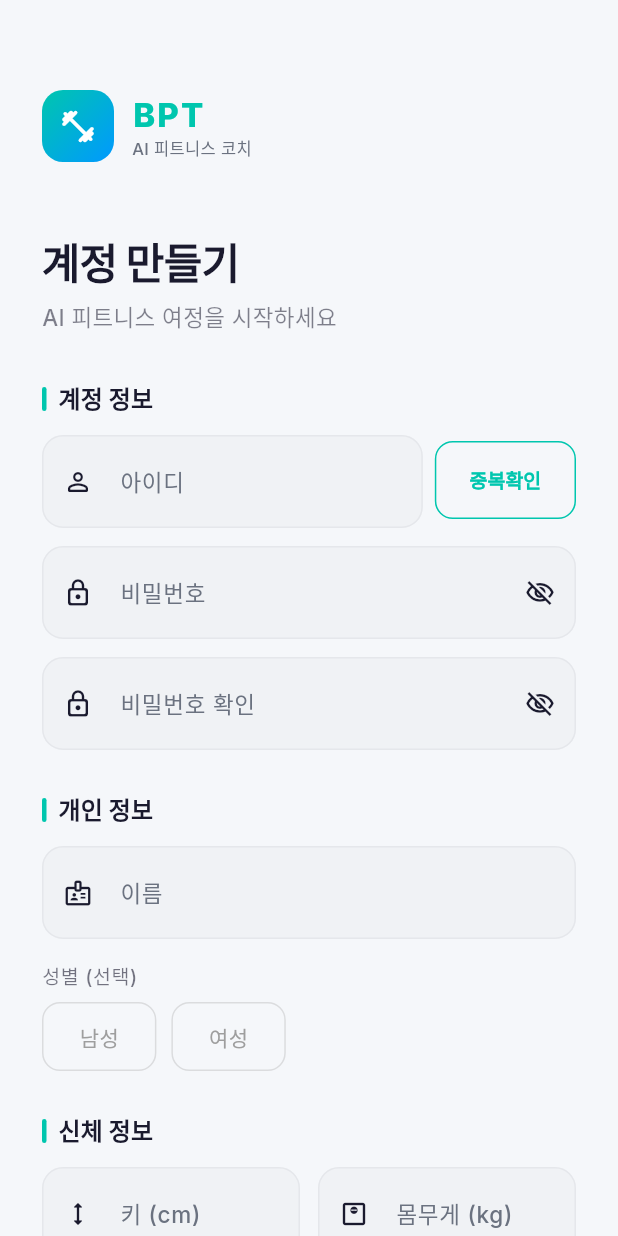
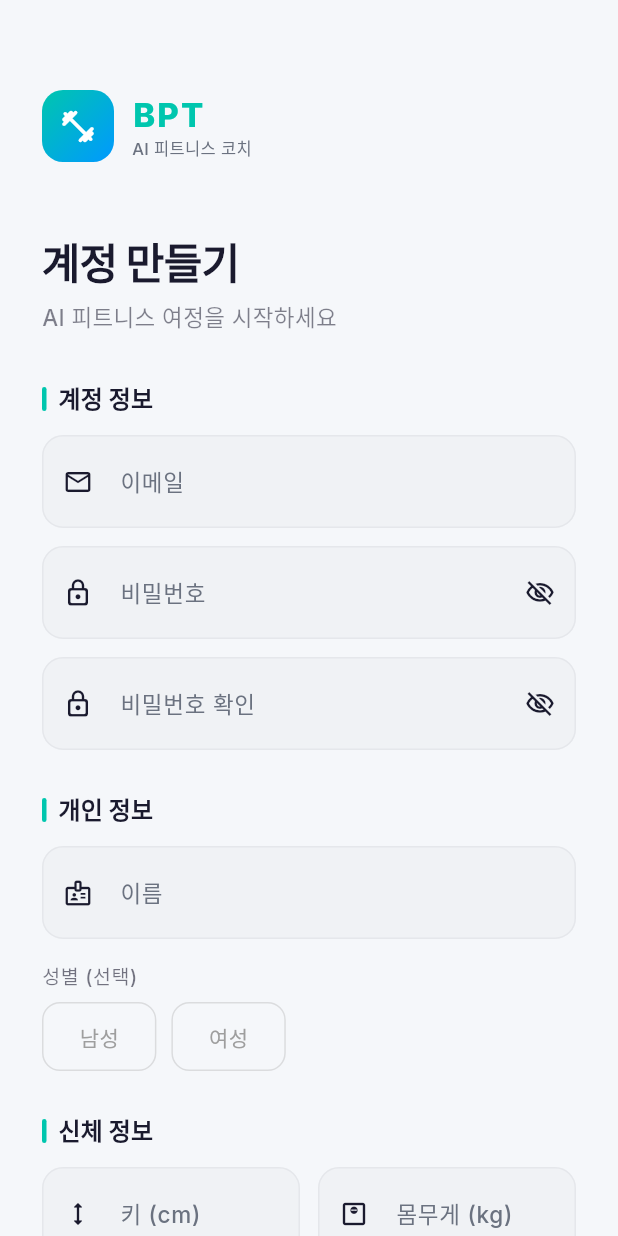
Before and after one commit to 06-month/BPT, a Flutter app: the screen it shows after launch, after a tap on "로그인", after a tap on "회원가입", on a phone screen of 412 x 824 dp. Run offline on Flutter 3.47's test engine with Material 3 defaults, Android fonts, the phone set to English and light mode, and no system bars; our stand-ins replace cloud_firestore, firebase_auth, firebase_core, fl_chart, flutter_riverpod, go_router and 3 more; accounts and stored records are empty.

Commit message:
feat: 파이어베이스 연동 및 로그인/회원가입 기능 구현 (초기화)

```diff
--- /dev/null
+++ b/bpt/devtools_options.yaml
@@ -0,0 +1,3 @@
+description: This file stores settings for Dart & Flutter DevTools.
+documentation: https://docs.flutter.dev/tools/devtools/extensions#configure-extension-enablement-states
+extensions:
--- a/bpt/lib/core/theme/app_theme.dart
+++ b/bpt/lib/core/theme/app_theme.dart
@@ -70,7 +70,7 @@ class AppTheme {
         ),
         iconTheme: const IconThemeData(size: 26),
       ),
-      cardTheme: CardTheme(
+      cardTheme: CardThemeData(
         color: card,
         elevation: 0,
         shape: RoundedRectangleBorder(borderRadius: BorderRadius.circular(16)),
@@ -149,7 +149,7 @@ class AppTheme {
         labelStyle: GoogleFonts.inter(fontSize: 14, color: textPrimary),
         shape: RoundedRectangleBorder(borderRadius: BorderRadius.circular(8)),
       ),
-      tabBarTheme: TabBarTheme(
+      tabBarTheme: TabBarThemeData(
         labelColor: AppColors.primary,
         unselectedLabelColor: textSecondary,
         indicatorColor: AppColors.primary,
--- a/bpt/lib/features/auth/screens/login_screen.dart
+++ b/bpt/lib/features/auth/screens/login_screen.dart
@@ -4,7 +4,6 @@ import 'package:flutter_riverpod/flutter_riverpod.dart';
 
 import '../../../core/i18n/locale_provider.dart';
 import '../../../core/theme/app_colors.dart';
-import '../../../services/local_storage_service.dart';
 import '../providers/auth_provider.dart';
 
 class LoginScreen extends ConsumerStatefulWidget {
@@ -20,13 +19,13 @@ class _LoginScreenState extends ConsumerState<LoginScreen>
   final _signUpFormKey = GlobalKey<FormState>();
 
   // Login
-  final _loginIdCtrl = TextEditingController();
+  final _loginEmailCtrl = TextEditingController();   // username → email
   final _loginPasswordCtrl = TextEditingController();
   bool _obscureLogin = true;
   bool _autoLogin = false;
 
   // Sign-up
-  final _usernameCtrl = TextEditingController();
+  final _emailCtrl = TextEditingController();         // username → email
   final _signUpPasswordCtrl = TextEditingController();
   final _confirmPasswordCtrl = TextEditingController();
   final _nameCtrl = TextEditingController();
@@ -35,11 +34,8 @@ class _LoginScreenState extends ConsumerState<LoginScreen>
 
   String? _selectedGender;
   String? _selectedGoal;
-  bool _idChecked = false;
-  bool _idAvailable = false;
   bool _obscurePassword = true;
   bool _obscureConfirm = true;
-  bool _isCheckingId = false;
 
   bool _isSignUp = false;
 
@@ -64,9 +60,9 @@ class _LoginScreenState extends ConsumerState<LoginScreen>
   @override
   void dispose() {
     _animCtrl.dispose();
-    _loginIdCtrl.dispose();
+    _loginEmailCtrl.dispose();
     _loginPasswordCtrl.dispose();
-    _usernameCtrl.dispose();
+    _emailCtrl.dispose();
     _signUpPasswordCtrl.dispose();
     _confirmPasswordCtrl.dispose();
     _nameCtrl.dispose();
@@ -81,7 +77,7 @@ class _LoginScreenState extends ConsumerState<LoginScreen>
       if (!(_signUpFormKey.currentState?.validate() ?? false)) return;
       if (_selectedGoal == null) return;
       await auth.signUp(
-        username: _usernameCtrl.text.trim(),
+        email: _emailCtrl.text.trim(),           // username → email
         password: _signUpPasswordCtrl.text.trim(),
         name: _nameCtrl.text.trim(),
         gender: _selectedGender,
@@ -92,27 +88,11 @@ class _LoginScreenState extends ConsumerState<LoginScreen>
     } else {
       if (!(_loginFormKey.currentState?.validate() ?? false)) return;
       await auth.login(
-        _loginIdCtrl.text.trim(),
+        _loginEmailCtrl.text.trim(),             // username → email
         _loginPasswordCtrl.text.trim(),
         rememberMe: _autoLogin,
       );
     }
-  }
-
-  Future<void> _checkDuplicate() async {
-    final username = _usernameCtrl.text.trim();
-    if (username.isEmpty) return;
-    setState(() => _isCheckingId = true);
-
-    final storage = ref.read(localStorageServiceProvider);
-    final existing = storage.loadUser();
-    final taken = existing != null && existing.username == username;
-
-    setState(() {
-      _isCheckingId = false;
-      _idChecked = true;
-      _idAvailable = !taken;
-    });
   }
 
   void _toggleMode() {
@@ -155,8 +135,7 @@ class _LoginScreenState extends ConsumerState<LoginScreen>
                     child: Text(
                       s.poweredBy,
                       style: theme.textTheme.bodySmall?.copyWith(
-                        color: theme.colorScheme.onSurface
-                            .withValues(alpha: 0.35),
+                        color: theme.colorScheme.onSurface.withValues(alpha: 0.35),
                       ),
                     ),
                   ),
@@ -178,11 +157,15 @@ class _LoginScreenState extends ConsumerState<LoginScreen>
         crossAxisAlignment: CrossAxisAlignment.start,
         children: [
           _buildField(
-            controller: _loginIdCtrl,
-            label: s.username,
-            icon: Icons.person_outline_rounded,
-            validator: (v) =>
-                v == null || v.isEmpty ? s.idRequired : null,
+            controller: _loginEmailCtrl,
+            label: s.email,                            // 라벨도 email로
+            icon: Icons.email_outlined,
+            keyboardType: TextInputType.emailAddress,
+            validator: (v) {
+              if (v == null || v.isEmpty) return s.idRequired;
+              if (!v.contains('@')) return s.invalidEmail; // 이메일 형식 체크
+              return null;
+            },
           ),
           const SizedBox(height: 16),
           _buildField(
@@ -197,11 +180,9 @@ class _LoginScreenState extends ConsumerState<LoginScreen>
                     : Icons.visibility_outlined,
                 size: 20,
               ),
-              onPressed: () =>
-                  setState(() => _obscureLogin = !_obscureLogin),
+              onPressed: () => setState(() => _obscureLogin = !_obscureLogin),
             ),
-            validator: (v) =>
-                v == null || v.length < 6 ? s.minSixChars : null,
+            validator: (v) => v == null || v.length < 6 ? s.minSixChars : null,
           ),
           const SizedBox(height: 4),
           Row(
@@ -211,8 +192,7 @@ class _LoginScreenState extends ConsumerState<LoginScreen>
                 height: 24,
                 child: Checkbox(
                   value: _autoLogin,
-                  onChanged: (v) =>
-                      setState(() => _autoLogin = v ?? false),
+                  onChanged: (v) => setState(() => _autoLogin = v ?? false),
                   activeColor: AppColors.primary,
                   shape: RoundedRectangleBorder(
                       borderRadius: BorderRadius.circular(4)),
@@ -221,8 +201,7 @@ class _LoginScreenState extends ConsumerState<LoginScreen>
               ),
               const SizedBox(width: 8),
               GestureDetector(
-                onTap: () =>
-                    setState(() => _autoLogin = !_autoLogin),
+                onTap: () => setState(() => _autoLogin = !_autoLogin),
                 child: Text(
                   s.locale == 'ko' ? '자동 로그인' : 'Remember me',
                   style: Theme.of(context).textTheme.bodySmall?.copyWith(
@@ -251,93 +230,21 @@ class _LoginScreenState extends ConsumerState<LoginScreen>
       child: Column(
         crossAxisAlignment: CrossAxisAlignment.start,
         children: [
-          // ─ 계정 정보 ────────────────────────────────────────────────────────
           _sectionLabel(s.accountInfo, theme),
           const SizedBox(height: 12),
 
-          // 아이디 + 중복확인
-          Row(
-            crossAxisAlignment: CrossAxisAlignment.start,
-            children: [
-              Expanded(
-                child: TextFormField(
-                  controller: _usernameCtrl,
-                  onChanged: (_) => setState(() {
-                    _idChecked = false;
-                    _idAvailable = false;
-                  }),
-                  decoration: InputDecoration(
-                    labelText: s.username,
-                    prefixIcon: const Icon(
-                        Icons.person_outline_rounded,
-                        size: 20),
-                    suffixIcon: _idChecked
-                        ? Icon(
-                            _idAvailable
-                                ? Icons.check_circle_rounded
-                                : Icons.cancel_rounded,
-                            color: _idAvailable
-                                ? AppColors.scoreExcellent
-                                : AppColors.error,
-                            size: 20,
-                          )
-                        : null,
-                  ),
-                  validator: (v) {
-                    if (v == null || v.isEmpty) return s.idRequired;
-                    if (!_idChecked) return s.duplicateCheckRequired;
-                    if (!_idAvailable) return s.duplicateTaken;
-                    return null;
-                  },
-                ),
-              ),
-              const SizedBox(width: 8),
-              Padding(
-                padding: const EdgeInsets.only(top: 4),
-                child: _isCheckingId
-                    ? const SizedBox(
-                        width: 80,
-                        height: 52,
-                        child: Center(
-                          child: SizedBox(
-                            width: 20,
-                            height: 20,
-                            child: CircularProgressIndicator(
-                                strokeWidth: 2),
-                          ),
-                        ),
-                      )
-                    : OutlinedButton(
-                        onPressed: _checkDuplicate,
-                        style: OutlinedButton.styleFrom(
-                          minimumSize: const Size(80, 52),
-                          shape: RoundedRectangleBorder(
-                              borderRadius: BorderRadius.circular(12)),
-                          side:
-                              const BorderSide(color: AppColors.primary),
-                        ),
-                        child: Text(
-                          s.checkDuplicate,
-                          style: const TextStyle(
-                              color: AppColors.primary, fontSize: 13),
-                        ),
-                      ),
-              ),
-            ],
+          // 이메일 (중복확인 버튼 제거 — Firebase가 자동 처리)
+          _buildField(
+            controller: _emailCtrl,
+            label: s.email,
+            icon: Icons.email_outlined,
+            keyboardType: TextInputType.emailAddress,
+            validator: (v) {
+              if (v == null || v.isEmpty) return s.idRequired;
+              if (!v.contains('@')) return s.invalidEmail;
+              return null;
+            },
           ),
-          if (_idChecked)
-            Padding(
-              padding: const EdgeInsets.only(top: 6, left: 4),
-              child: Text(
-                _idAvailable ? s.duplicateAvailable : s.duplicateTaken,
-                style: TextStyle(
-                  color: _idAvailable
-                      ? AppColors.scoreExcellent
-                      : AppColors.error,
-                  fontSize: 12,
-                ),
-              ),
-            ),
           const SizedBox(height: 12),
 
           // 비밀번호
@@ -356,8 +263,7 @@ class _LoginScreenState extends ConsumerState<LoginScreen>
               onPressed: () =>
                   setState(() => _obscurePassword = !_obscurePassword),
             ),
-            validator: (v) =>
-                v == null || v.length < 6 ? s.minSixChars : null,
+            validator: (v) => v == null || v.length < 6 ? s.minSixChars : null,
           ),
           const SizedBox(height: 12),
 
@@ -379,29 +285,22 @@ class _LoginScreenState extends ConsumerState<LoginScreen>
             ),
             validator: (v) {
               if (v == null || v.isEmpty) return s.minSixChars;
-              if (v != _signUpPasswordCtrl.text) {
-                return s.passwordMismatch;
-              }
+              if (v != _signUpPasswordCtrl.text) return s.passwordMismatch;
               return null;
             },
           ),
           const SizedBox(height: 28),
 
-          // ─ 개인 정보 ────────────────────────────────────────────────────────
+          // 이하 개인정보/신체정보/운동목표 섹션은 기존과 동일
           _sectionLabel(s.personalInfo, theme),
           const SizedBox(height: 12),
-
-          // 이름
           _buildField(
             controller: _nameCtrl,
             label: s.fullName,
             icon: Icons.badge_outlined,
-            validator: (v) =>
-                v == null || v.isEmpty ? s.nameRequired : null,
+            validator: (v) => v == null || v.isEmpty ? s.nameRequired : null,
           ),
           const SizedBox(height: 16),
-
-          // 성별 (선택)
           Text(
             s.gender,
             style: theme.textTheme.bodySmall?.copyWith(
@@ -415,8 +314,7 @@ class _LoginScreenState extends ConsumerState<LoginScreen>
                 label: s.male,
                 isSelected: _selectedGender == 'male',
                 onTap: () => setState(() =>
-                    _selectedGender =
-                        _selectedGender == 'male' ? null : 'male'),
+                    _selectedGender = _selectedGender == 'male' ? null : 'male'),
               ),
               const SizedBox(width: 10),
               _GenderChip(
@@ -429,8 +327,6 @@ class _LoginScreenState extends ConsumerState<LoginScreen>
             ],
           ),
           const SizedBox(height: 28),
-
-          // ─ 신체 정보 ────────────────────────────────────────────────────────
           _sectionLabel(s.bodyStats, theme),
           const SizedBox(height: 12),
           Row(
@@ -440,14 +336,12 @@ class _LoginScreenState extends ConsumerState<LoginScreen>
                   controller: _heightCtrl,
                   label: s.heightCm,
                   icon: Icons.height_rounded,
-                  keyboardType: const TextInputType.numberWithOptions(
-                      decimal: true),
+                  keyboardType:
+                      const TextInputType.numberWithOptions(decimal: true),
                   inputFormatters: [
-                    FilteringTextInputFormatter.allow(
-                        RegExp(r'[\d.]'))
+                    FilteringTextInputFormatter.allow(RegExp(r'[\d.]'))
                   ],
-                  validator: (v) =>
-                      v == null || v.isEmpty ? s.required : null,
+                  validator: (v) => v == null || v.isEmpty ? s.required : null,
                 ),
               ),
               const SizedBox(width: 12),
@@ -456,21 +350,17 @@ class _LoginScreenState extends ConsumerState<LoginScreen>
                   controller: _weightCtrl,
                   label: s.weightKg,
                   icon: Icons.monitor_weight_outlined,
-                  keyboardType: const TextInputType.numberWithOptions(
-                      decimal: true),
+                  keyboardType:
+                      const TextInputType.numberWithOptions(decimal: true),
                   inputFormatters: [
-                    FilteringTextInputFormatter.allow(
-                        RegExp(r'[\d.]'))
+                    FilteringTextInputFormatter.allow(RegExp(r'[\d.]'))
                   ],
-                  validator: (v) =>
-                      v == null || v.isEmpty ? s.required : null,
+                  validator: (v) => v == null || v.isEmpty ? s.required : null,
                 ),
               ),
             ],
           ),
           const SizedBox(height: 28),
-
-          // ─ 운동 목적 ────────────────────────────────────────────────────────
           _sectionLabel(s.workoutGoal, theme),
           const SizedBox(height: 12),
           _GoalCard(
@@ -505,7 +395,7 @@ class _LoginScreenState extends ConsumerState<LoginScreen>
     );
   }
 
-  // ── Helpers ────────────────────────────────────────────────────────────────
+  // ── Helpers (기존과 동일) ──────────────────────────────────────────────────
   Widget _sectionLabel(String label, ThemeData theme) {
     return Row(
       children: [
@@ -520,8 +410,8 @@ class _LoginScreenState extends ConsumerState<LoginScreen>
         const SizedBox(width: 8),
         Text(
           label,
-          style: theme.textTheme.titleSmall
-              ?.copyWith(fontWeight: FontWeight.w700),
+          style:
+              theme.textTheme.titleSmall?.copyWith(fontWeight: FontWeight.w700),
         ),
       ],
     );
@@ -531,11 +421,15 @@ class _LoginScreenState extends ConsumerState<LoginScreen>
     final isKo = s.locale == 'ko';
     switch (code) {
       case 'username_or_password_incorrect':
-        return isKo ? '아이디 또는 비밀번호가 올바르지 않아요.' : 'Username or password is incorrect.';
+        return isKo ? '이메일 또는 비밀번호가 올바르지 않아요.' : 'Email or password is incorrect.';
       case 'username_already_exists':
-        return isKo ? '이미 사용 중인 아이디예요.' : 'This username is already taken.';
+        return isKo ? '이미 사용 중인 이메일이에요.' : 'This email is already in use.';
+      case 'password_too_weak':
+        return isKo ? '비밀번호가 너무 짧아요. 6자 이상 입력해주세요.' : 'Password is too weak.';
+      case 'invalid_email':
+        return isKo ? '올바른 이메일 형식이 아니에요.' : 'Invalid email format.';
       default:
-        return code;
+        return isKo ? '오류가 발생했어요. 다시 시도해주세요.' : 'Something went wrong. Please try again.';
     }
   }
 
@@ -545,25 +439,27 @@ class _LoginScreenState extends ConsumerState<LoginScreen>
       decoration: BoxDecoration(
         color: AppColors.error.withValues(alpha: 0.1),
         borderRadius: BorderRadius.circular(10),
-        border:
-            Border.all(color: AppColors.error.withValues(alpha: 0.3)),
+        border: Border.all(color: AppColors.error.withValues(alpha: 0.3)),
       ),
       child: Row(
         children: [
-          const Icon(Icons.error_outline,
-              color: AppColors.error, size: 18),
+          const Icon(Icons.error_outline, color: AppColors.error, size: 18),
           const SizedBox(width: 8),
           Expanded(
             child: Text(
               _localizeError(error, s),
-              style: const TextStyle(
-                  color: AppColors.error, fontSize: 13),
+              style: const TextStyle(color: AppColors.error, fontSize: 13),
             ),
           ),
         ],
       ),
     );
   }
+
+  // _buildLogo, _buildHeadline, _buildField, _buildCTA, _buildToggle,
+  // _buildDivider 는 기존 코드 그대로 사용
+  // ... (생략 — 변경 없음)
+
 
   Widget _buildLogo(s) {
     return Row(
--- a/bpt/lib/main.dart
+++ b/bpt/lib/main.dart
@@ -4,15 +4,19 @@ import 'package:flutter_localizations/flutter_localizations.dart';
 import 'package:flutter_riverpod/flutter_riverpod.dart';
 import 'package:shared_preferences/shared_preferences.dart';
 
+import 'firebase_options.dart';
 import 'core/i18n/locale_provider.dart';
 import 'core/router/app_router.dart';
 import 'core/theme/app_theme.dart';
 import 'features/auth/providers/auth_provider.dart';
 import 'services/local_storage_service.dart';
+import 'package:firebase_core/firebase_core.dart';
 
 void main() async {
   WidgetsFlutterBinding.ensureInitialized();
-
+  await Firebase.initializeApp(
+    options: DefaultFirebaseOptions.currentPlatform,
+  );
   final prefs = await SharedPreferences.getInstance();
 
   SystemChrome.setPreferredOrientations([
--- a/bpt/pubspec.yaml
+++ b/bpt/pubspec.yaml
@@ -18,6 +18,9 @@ dependencies:
   google_fonts: ^6.2.1
   cupertino_icons: ^1.0.8
   shared_preferences: ^2.2.3
+  firebase_core: ^4.7.0
+  firebase_auth: ^6.4.0
+  cloud_firestore: ^6.3.0
 
 dev_dependencies:
   flutter_test:
```
Also changed, not shown: bpt/lib/features/auth/providers/auth_provider.dart (+74 -39 lines), bpt/lib/services/auth_service.dart (added, +33 -0 lines), bpt/firebase.json (added), bpt/lib/firebase_options.dart (added), 11 other files.
